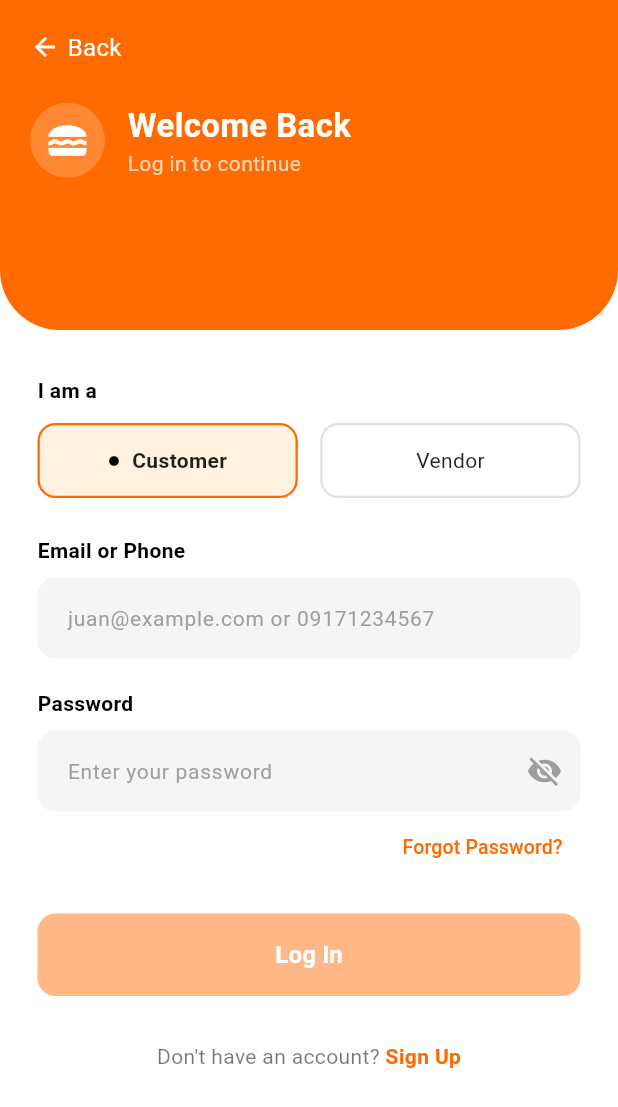
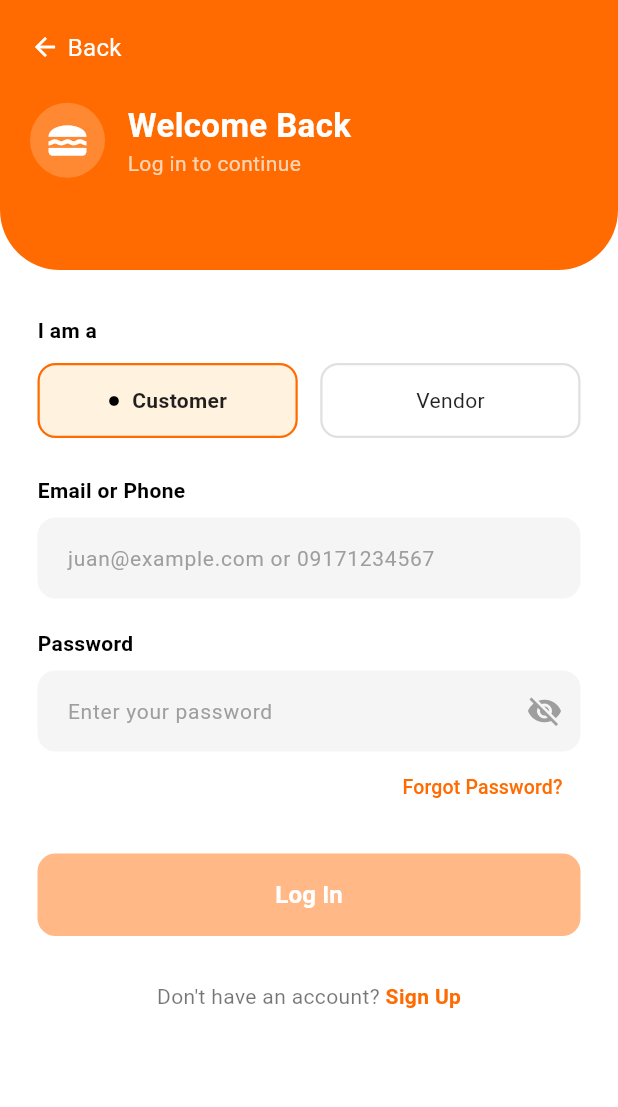
Before and after one commit to Venvienne/bahay_kusina, a Flutter app: the screen it shows after launch, after a tap on "Get Started", on a phone screen of 412 x 824 dp. Shown: the top 1107 px of the screen. Run offline on Flutter 3.47's test engine with Material 3 defaults, Android fonts, the phone set to English and light mode, and no system bars.

Commit message:
unsa imong nahuman

```diff
--- a/lib/screens/login_page.dart
+++ b/lib/screens/login_page.dart
@@ -93,7 +93,7 @@ class _LoginPageState extends State<LoginPage> {
   Widget _buildHeader(BuildContext context) {
     return Container(
       width: double.infinity,
-      height: 220,
+      height: 180,
       decoration: const BoxDecoration(
         color: HomePage.primaryOrange,
         borderRadius: BorderRadius.only(
```
